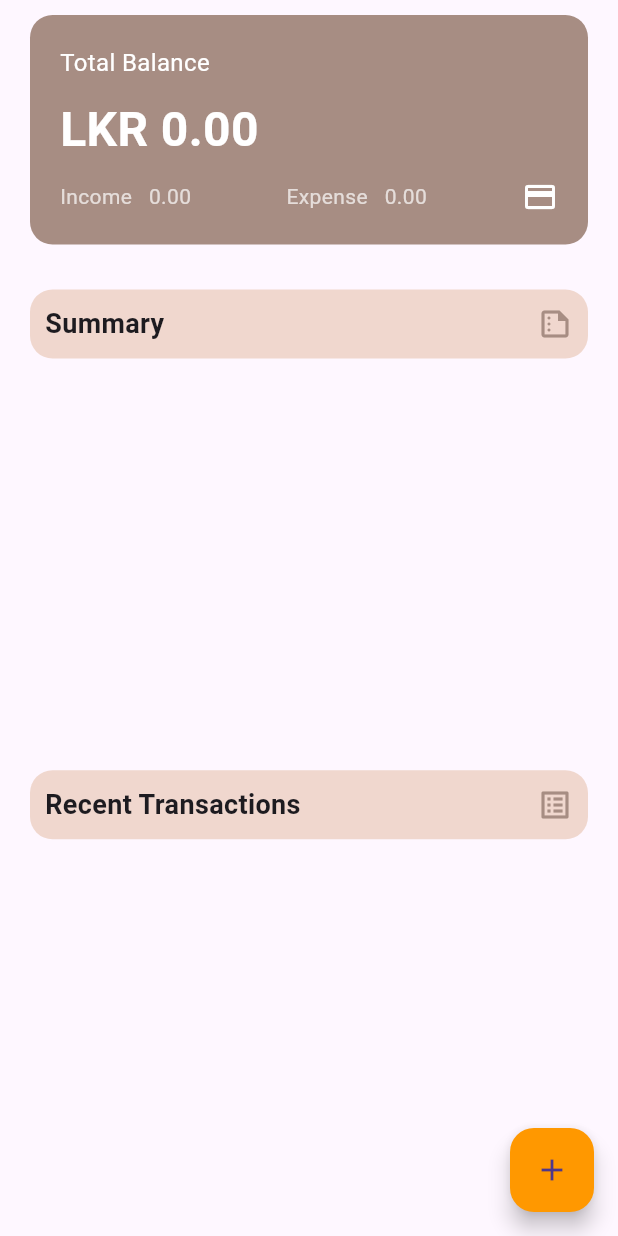
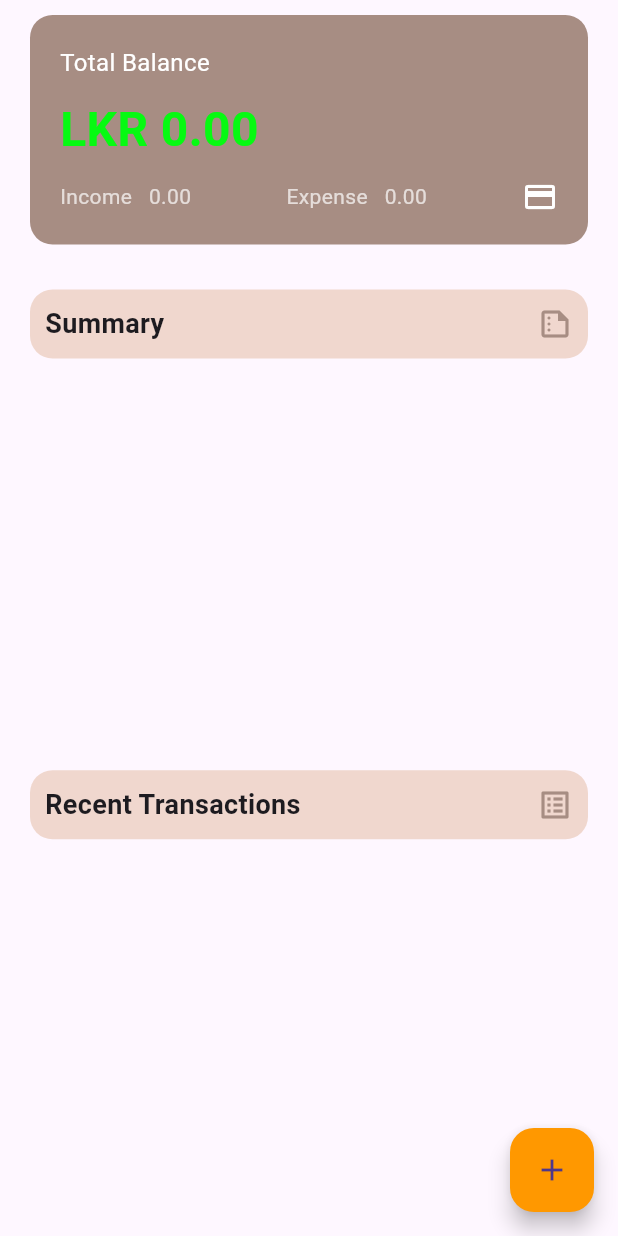
Before and after one commit to sliit-app-innovator/spend-wise, a Flutter app: the HomePage screen opened directly, on a phone screen of 412 x 824 dp. Run offline on Flutter 3.47's test engine with Material 3 defaults, Android fonts, the phone set to English and light mode, and no system bars; our stand-ins replace cloud_firestore, firebase_core, fl_chart, image_picker, shared_preferences, sqflite; missing offline and left inert: workmanager; accounts and stored records are empty.

```diff
--- a/lib/pages/home_page.dart
+++ b/lib/pages/home_page.dart
@@ -66,6 +66,11 @@ class _HomePageState extends State<HomePage> {
             totalInc = summary.totalIncome;
             balance = totalInc - totalExp;
 
+            TextStyle balanceStyle = TextStyle(color: Color.fromARGB(255, 6, 250, 18), fontSize: 32, fontWeight: FontWeight.bold);
+            if (balance < 0) {
+              balanceStyle = TextStyle(color: const Color.fromARGB(255, 255, 19, 2), fontSize: 32, fontWeight: FontWeight.bold);
+            }
+
             return Padding(
               padding: const EdgeInsets.symmetric(horizontal: 20.0, vertical: 10.0),
               child: Column(
@@ -88,7 +93,7 @@ class _HomePageState extends State<HomePage> {
                         const SizedBox(height: 10),
                         Text(
                           '$currency ${balance.toStringAsFixed(2)}',
-                          style: const TextStyle(color: Colors.white, fontSize: 32, fontWeight: FontWeight.bold),
+                          style: balanceStyle,
                         ),
                         const SizedBox(height: 10),
                         Row(
```
